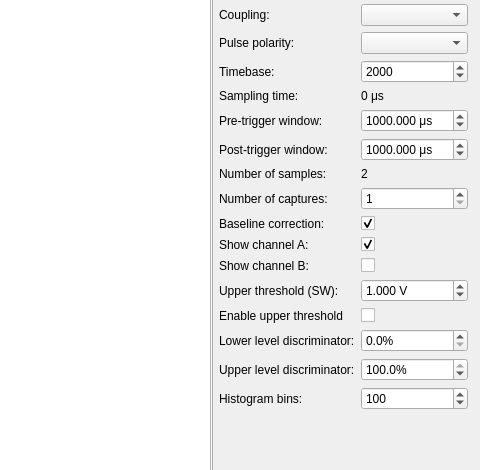
Qt form gamma_spectroscopy/gamma_spectroscopy_gui.ui (davidfokkema/gamma-spectroscopy) before a commit; both pictures show x 689 to 1169 and y 143 to 613 of the 1169 by 764 pixel window.
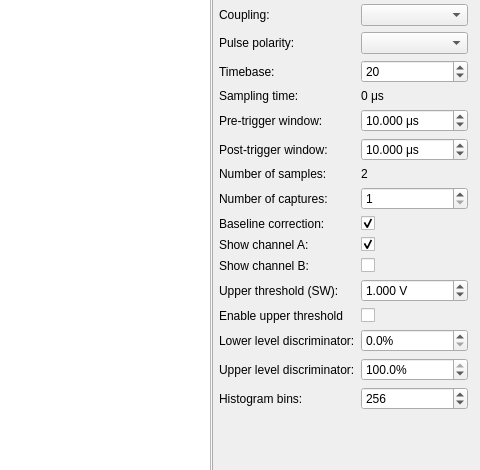
The same form after that commit. Custom widgets are drawn as their Qt base class.

Commit message: Adding 'Both' triggering option

Diff of the .ui file:
```diff
--- a/gamma_spectroscopy/gamma_spectroscopy_gui.ui
+++ b/gamma_spectroscopy/gamma_spectroscopy_gui.ui
@@ -375,7 +375,7 @@
            <number>65535</number>
           </property>
           <property name="value">
-           <number>2000</number>
+           <number>20</number>
           </property>
          </widget>
         </item>
@@ -409,10 +409,10 @@
            <number>3</number>
           </property>
           <property name="maximum">
-           <double>1000000.000000000000000</double>
+           <double>100000.000000000000000</double>
           </property>
           <property name="value">
-           <double>1000.000000000000000</double>
+           <double>10.000000000000000</double>
           </property>
          </widget>
         </item>
@@ -435,7 +435,7 @@
            <double>1000000.000000000000000</double>
           </property>
           <property name="value">
-           <double>1000.000000000000000</double>
+           <double>10.000000000000000</double>
           </property>
          </widget>
         </item>
@@ -568,7 +568,7 @@
            <number>4095</number>
           </property>
           <property name="value">
-           <number>100</number>
+           <number>256</number>
           </property>
          </widget>
         </item>
```
Left out of the diff: 5 changed lines with no effect on the pictures. The commit also changes 2 other files.
